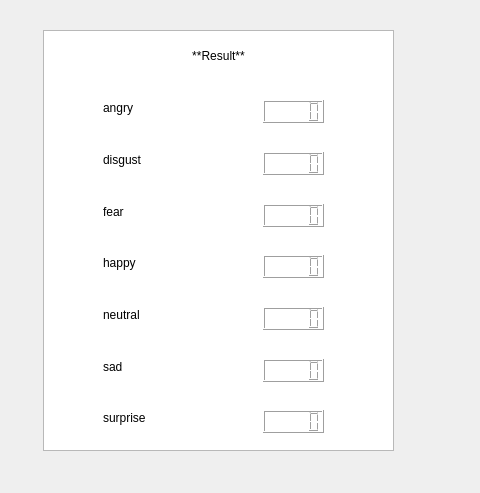
WarmCongee/DeepfaceScript, file analyze_pic.ui: the form before one commit; both pictures show x 477 to 957 and y 0 to 493 of the 957 by 684 pixel window.
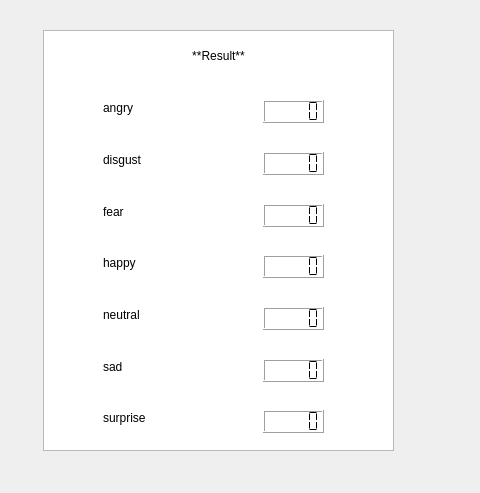
The form after the commit.

Diff of the .ui file:
```diff
--- a/analyze_pic.ui
+++ b/analyze_pic.ui
@@ -52,7 +52,7 @@
     <enum>QLCDNumber::Dec</enum>
    </property>
    <property name="segmentStyle">
-    <enum>QLCDNumber::Filled</enum>
+    <enum>QLCDNumber::Flat</enum>
    </property>
   </widget>
   <widget class="QLCDNumber" name="lcdNumber_2">
@@ -64,6 +64,9 @@
      <height>23</height>
     </rect>
    </property>
+   <property name="segmentStyle">
+    <enum>QLCDNumber::Flat</enum>
+   </property>
   </widget>
   <widget class="QLCDNumber" name="lcdNumber_3">
    <property name="geometry">
@@ -74,6 +77,9 @@
      <height>23</height>
     </rect>
    </property>
+   <property name="segmentStyle">
+    <enum>QLCDNumber::Flat</enum>
+   </property>
   </widget>
   <widget class="QLCDNumber" name="lcdNumber_4">
    <property name="geometry">
@@ -84,6 +90,9 @@
      <height>23</height>
     </rect>
    </property>
+   <property name="segmentStyle">
+    <enum>QLCDNumber::Flat</enum>
+   </property>
   </widget>
   <widget class="QLabel" name="label_2">
    <property name="geometry">
@@ -119,6 +128,15 @@
      <height>23</height>
     </rect>
    </property>
+   <property name="segmentStyle">
+    <enum>QLCDNumber::Flat</enum>
+   </property>
+   <property name="value" stdset="0">
+    <double>0.000000000000000</double>
+   </property>
+   <property name="intValue" stdset="0">
+    <number>0</number>
+   </property>
   </widget>
   <widget class="QLCDNumber" name="lcdNumber_6">
    <property name="geometry">
@@ -129,6 +147,9 @@
      <height>23</height>
     </rect>
    </property>
+   <property name="segmentStyle">
+    <enum>QLCDNumber::Flat</enum>
+   </property>
   </widget>
   <widget class="QLCDNumber" name="lcdNumber_7">
    <property name="geometry">
@@ -139,6 +160,9 @@
      <height>23</height>
     </rect>
    </property>
+   <property name="segmentStyle">
+    <enum>QLCDNumber::Flat</enum>
+   </property>
   </widget>
   <widget class="QLabel" name="label_3">
    <property name="geometry">
```
Left out of the diff: 14 changed lines with no effect on the pictures.
